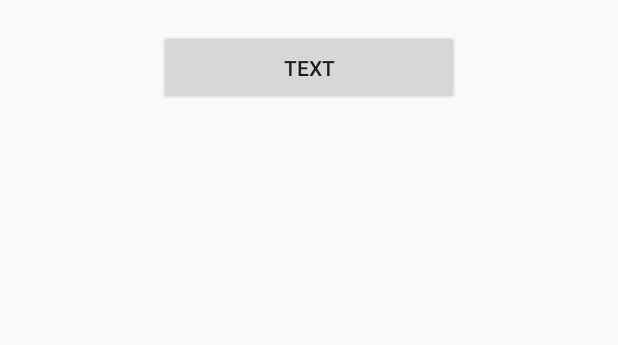
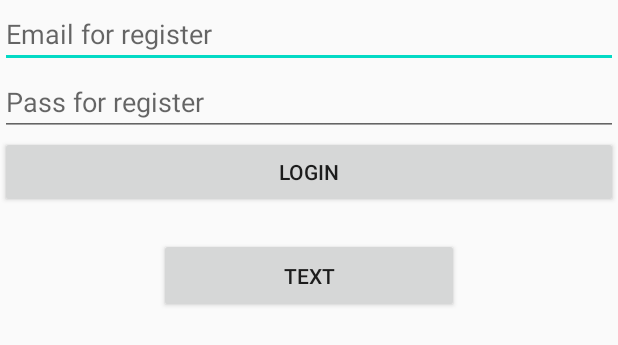
Before and after one commit to machendos/make-eat-easy, an Android app: the layout signin_activity.xml on its own in the app's theme, with its tools: preview values and no code run, on a phone screen of 412 x 824 dp. Shown: the top 345 px of the screen. Run offline under Robolectric (Android 15) with nearby library versions, the phone set to English and light mode, and no system bars.

```diff
--- a/app/src/main/res/layout/signin_activity.xml
+++ b/app/src/main/res/layout/signin_activity.xml
@@ -8,7 +8,7 @@
 
         <variable
             name="viewModel"
-            type="com.example.make_eat_easy.viewmodels.MainViewModel" />
+            type="com.example.make_eat_easy.viewmodels.SignInViewModel" />
     </data>
 
 
@@ -17,6 +17,28 @@
         android:layout_height="wrap_content"
         android:gravity="center_horizontal"
         android:orientation="vertical">
+
+        <EditText
+            android:id="@+id/email_signin_field"
+            android:layout_width="match_parent"
+            android:layout_height="wrap_content"
+            android:text="@={viewModel.email}"
+            android:hint="Email for register"/>
+
+        <EditText
+            android:id="@+id/password_signin_field"
+            android:layout_width="match_parent"
+            android:layout_height="wrap_content"
+            android:text="@={viewModel.password}"
+            android:hint="Pass for register"/>
+
+
+        <Button
+            android:id="@+id/signin_button"
+            android:layout_width="match_parent"
+            android:layout_height="wrap_content"
+            android:onClick="@{() -> viewModel.signIn()}"
+            android:text="Login"/>
 
 
         <Button
```
